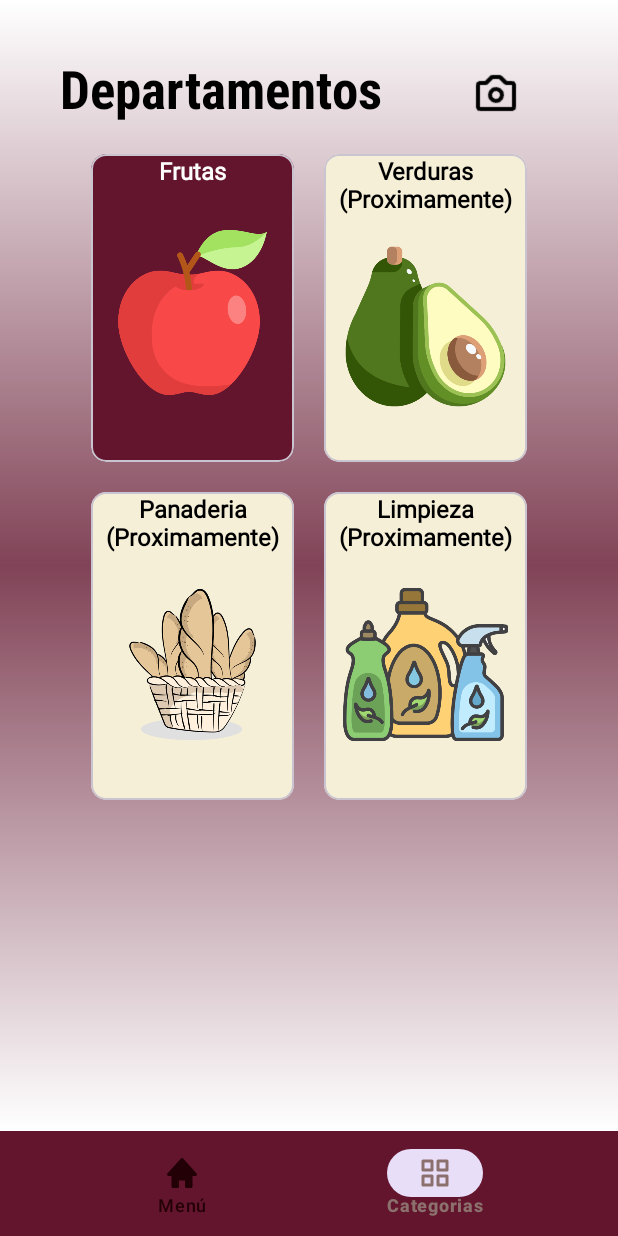
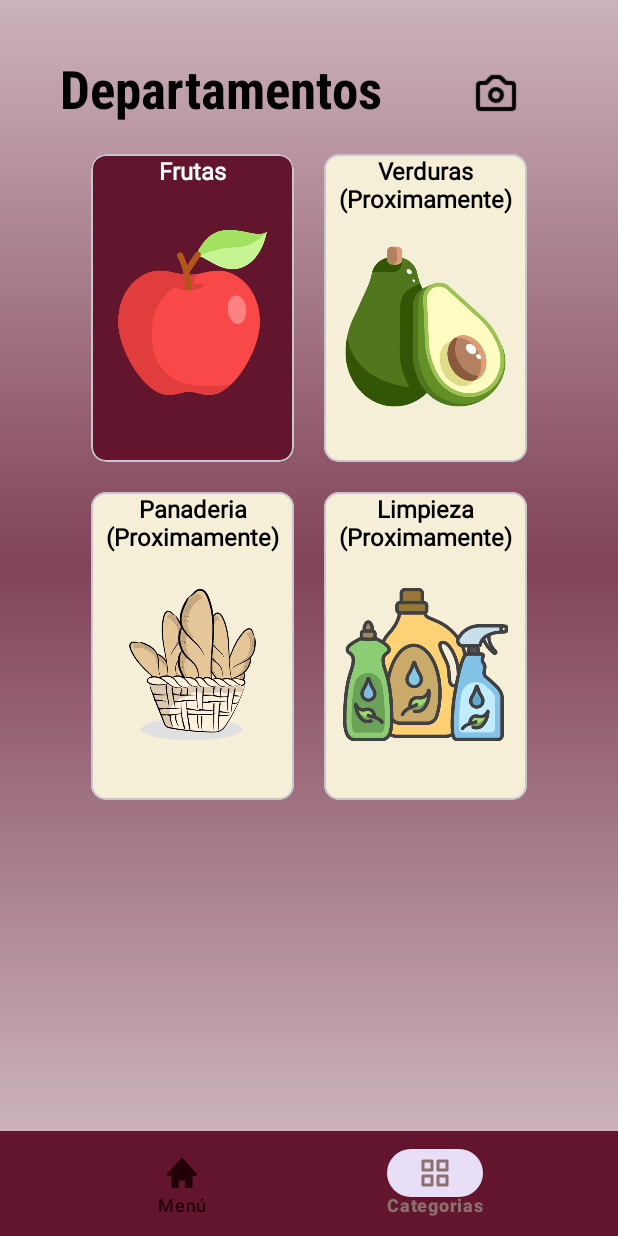
Before and after one commit to JonathanOlivares/Poli-Carrito, an Android app: the CategoriasFragment screen opened through its navigation route, on a phone screen of 412 x 824 dp. Run offline under Robolectric (Android 15) with nearby library versions, the phone set to English and light mode, and no system bars; our stand-ins replace navigation-ui.

```diff
--- a/app/src/main/res/drawable/background_gradient2.xml
+++ b/app/src/main/res/drawable/background_gradient2.xml
@@ -2,9 +2,9 @@
 <shape
     xmlns:android="http://schemas.android.com/apk/res/android">
     <gradient
-        android:startColor="#FFFFFF"
+        android:startColor="#CCB3BB"
     android:centerColor="#814357"
-    android:endColor="#FFFFFF"
+    android:endColor="#CCB3BB"
     android:angle="90"
     android:type="linear"
     android:centerY="0.5"
```
